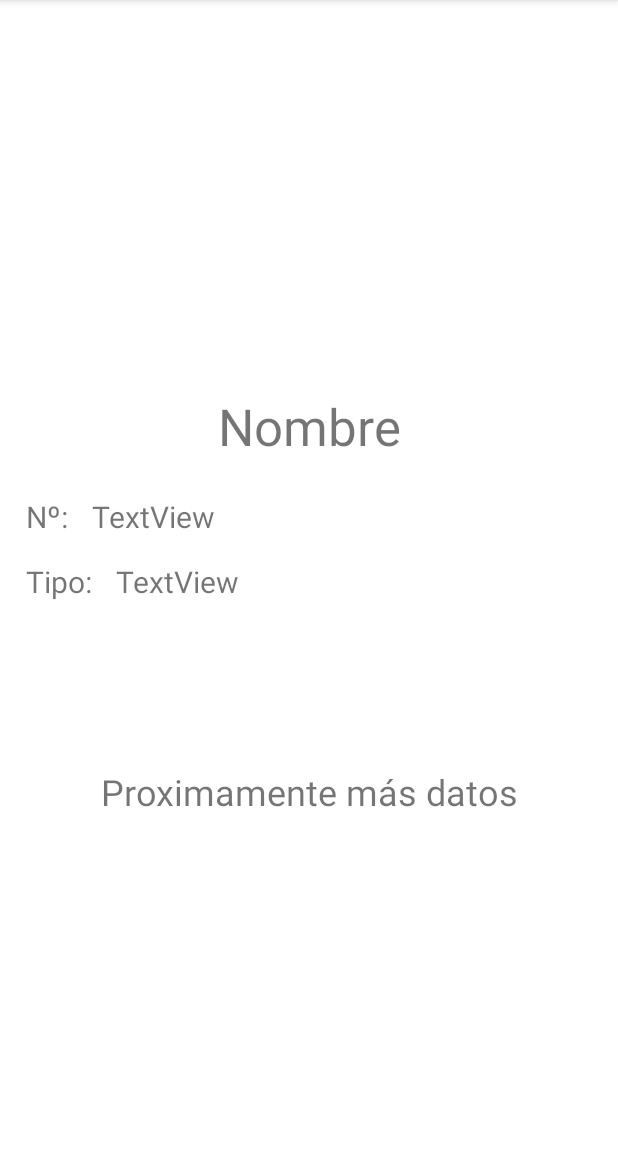
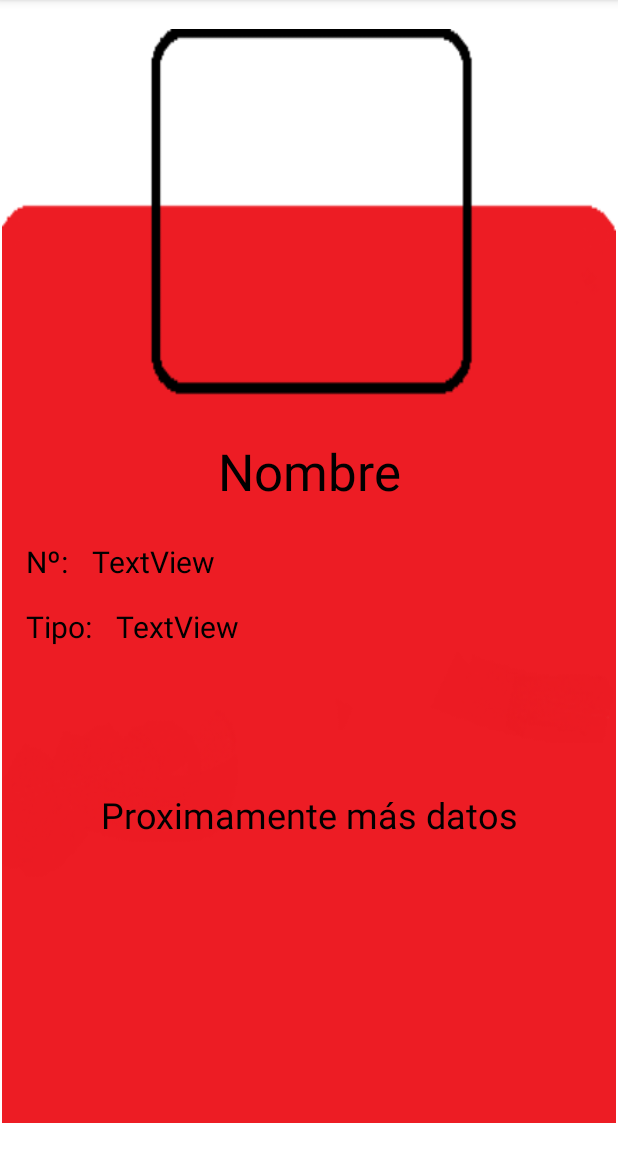
Before and after one commit to sGavegno/DesarrolloAppMoviles, an Android app: the fragment FragmentPokemonData placed in its activity, on a phone screen of 412 x 824 dp, the part 84-1236 px from its top. Run offline under Robolectric (Android 15) with nearby library versions, the phone set to English and light mode, and no system bars; pictures from the network do not load; 6 statements that could not run were skipped.

Commit message:
Update
Mejorando visualización

```diff
--- a/AppPokedex/app/src/main/java/com/example/apppokedex/entities/PokemonTipos.kt
+++ b/AppPokedex/app/src/main/java/com/example/apppokedex/entities/PokemonTipos.kt
@@ -4,6 +4,8 @@ class PokemonTipos(
     val name: String,
     val debilidad: List<String>,
     val fortaleza: List<String>
+    //var noEfectivo: List<String>,
+    //var inmune: List<String>
 ) {
     override fun toString(): String {
         return "$name - Debilidades: ${debilidad.joinToString()} | Fortalezas: ${fortaleza.joinToString()}"
--- a/AppPokedex/app/src/main/java/com/example/apppokedex/fragments/FragmentPokedex.kt
+++ b/AppPokedex/app/src/main/java/com/example/apppokedex/fragments/FragmentPokedex.kt
@@ -5,16 +5,19 @@ import androidx.fragment.app.Fragment
 import android.view.LayoutInflater
 import android.view.View
 import android.view.ViewGroup
+import android.widget.TextView
 import androidx.navigation.fragment.findNavController
 import androidx.recyclerview.widget.LinearLayoutManager
 import androidx.recyclerview.widget.RecyclerView
 import com.example.apppokedex.R
 import com.example.apppokedex.adapters.PokemonAdapter
 import com.example.apppokedex.entities.PokemonRepo
+import org.w3c.dom.Text
 
 class FragmentPokedex : Fragment() {
 
     lateinit var vista : View
+    lateinit var txtTitulo : TextView
     lateinit var recPokemon : RecyclerView
     lateinit var adapter: PokemonAdapter
 
@@ -26,6 +29,7 @@ class FragmentPokedex : Fragment() {
     ): View? {
         vista = inflater.inflate(R.layout.fragment_fragment_pokedex, container, false)
         recPokemon = vista.findViewById(R.id.listaPoxe)
+        txtTitulo = vista.findViewById(R.id.txtTitle)
         return vista
     }
 
--- a/AppPokedex/app/src/main/res/layout/fragment_fragment_pokemon_data.xml
+++ b/AppPokedex/app/src/main/res/layout/fragment_fragment_pokemon_data.xml
@@ -5,7 +5,8 @@
     android:id="@+id/frameLayout3"
     android:layout_width="match_parent"
     android:layout_height="match_parent"
-    tools:context=".fragments.FragmentPokemonData" >
+    android:background="@drawable/imgFondo"
+    tools:context=".fragments.FragmentPokemonData">
 
     <TextView
         android:id="@+id/txtPokeTipoDato"
@@ -14,6 +15,7 @@
         android:layout_marginStart="16dp"
         android:layout_marginTop="16dp"
         android:text="TextView"
+        android:textColor="#000000"
         android:textSize="20sp"
         app:layout_constraintStart_toEndOf="@+id/txtPokeTipo"
         app:layout_constraintTop_toBottomOf="@+id/txtPokeIdDato" />
@@ -25,14 +27,15 @@
         android:layout_marginStart="16dp"
         android:layout_marginTop="24dp"
         android:text="TextView"
+        android:textColor="#000000"
         android:textSize="20sp"
         app:layout_constraintStart_toEndOf="@+id/txtPokeId"
         app:layout_constraintTop_toBottomOf="@+id/txtPokeName" />
 
     <ImageView
         android:id="@+id/imgPokeDato"
-        android:layout_width="219dp"
-        android:layout_height="194dp"
+        android:layout_width="200dp"
+        android:layout_height="176dp"
         android:layout_marginTop="32dp"
         app:layout_constraintEnd_toEndOf="parent"
         app:layout_constraintStart_toStartOf="parent"
@@ -42,8 +45,9 @@
         android:id="@+id/txtPokeName"
         android:layout_width="wrap_content"
         android:layout_height="wrap_content"
-        android:layout_marginTop="16dp"
+        android:layout_marginTop="64dp"
         android:text="Nombre"
+        android:textColor="#000000"
         android:textSize="34sp"
         app:layout_constraintEnd_toEndOf="parent"
         app:layout_constraintStart_toStartOf="parent"
@@ -56,6 +60,7 @@
         android:layout_marginStart="16dp"
         android:layout_marginTop="24dp"
         android:text="Nº:"
+        android:textColor="#000000"
         android:textSize="20sp"
         app:layout_constraintStart_toStartOf="parent"
         app:layout_constraintTop_toBottomOf="@+id/txtPokeName" />
@@ -67,6 +72,7 @@
         android:layout_marginStart="16dp"
         android:layout_marginTop="16dp"
         android:text="Tipo:"
+        android:textColor="#000000"
         android:textSize="20sp"
         app:layout_constraintStart_toStartOf="parent"
         app:layout_constraintTop_toBottomOf="@+id/txtPokeId" />
@@ -76,9 +82,11 @@
         android:layout_width="wrap_content"
         android:layout_height="wrap_content"
         android:text="Proximamente más datos"
+        android:textColor="#000000"
         android:textSize="24sp"
         app:layout_constraintBottom_toBottomOf="parent"
         app:layout_constraintEnd_toEndOf="parent"
         app:layout_constraintStart_toStartOf="parent"
         app:layout_constraintTop_toBottomOf="@+id/txtPokeName" />
+
 </androidx.constraintlayout.widget.ConstraintLayout>
```
Also changed, not shown: AppPokedex/app/src/main/res/layout/fragment_fragment_pokedex.xml (+15 -2 lines), AppPokedex/app/src/main/res/drawable/imgFondo.png (added).
